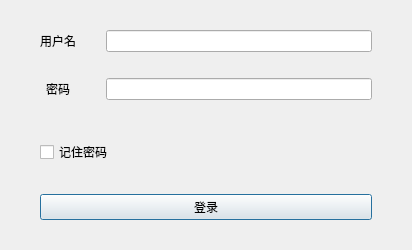
First picture: the form in layouts/layoutLogin.ui, repository zhimengsub/TorrentUploader, before the edit.
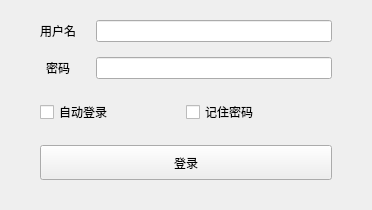
Second picture: the form after the edit.

Commit message: 自动登录 Gui Beta-1

What changed in the file:
```diff
--- a/layouts/layoutLogin.ui
+++ b/layouts/layoutLogin.ui
@@ -6,8 +6,8 @@
    <rect>
     <x>0</x>
     <y>0</y>
-    <width>412</width>
-    <height>250</height>
+    <width>372</width>
+    <height>210</height>
    </rect>
   </property>
   <property name="windowTitle">
@@ -15,7 +15,7 @@
   </property>
   <layout class="QVBoxLayout" name="verticalLayout">
    <property name="spacing">
-    <number>30</number>
+    <number>20</number>
    </property>
    <property name="leftMargin">
     <number>40</number>
@@ -38,7 +38,7 @@
       <set>Qt::AlignLeading|Qt::AlignLeft|Qt::AlignVCenter</set>
      </property>
      <property name="verticalSpacing">
-      <number>26</number>
+      <number>15</number>
      </property>
      <item row="0" column="0">
       <widget class="QLabel" name="labUsername">
@@ -74,17 +74,52 @@
     </layout>
    </item>
    <item>
-    <widget class="QCheckBox" name="chkRem">
-     <property name="text">
-      <string>记住密码</string>
+    <layout class="QHBoxLayout" name="horizontalLayout">
+     <property name="spacing">
+      <number>0</number>
      </property>
-    </widget>
+     <item>
+      <widget class="QCheckBox" name="chkAutoLog">
+       <property name="sizePolicy">
+        <sizepolicy hsizetype="Minimum" vsizetype="Preferred">
+         <horstretch>0</horstretch>
+         <verstretch>0</verstretch>
+        </sizepolicy>
+       </property>
+       <property name="text">
+        <string>自动登录</string>
+       </property>
+      </widget>
+     </item>
+     <item>
+      <widget class="QCheckBox" name="chkRem">
+       <property name="sizePolicy">
+        <sizepolicy hsizetype="Minimum" vsizetype="Preferred">
+         <horstretch>0</horstretch>
+         <verstretch>0</verstretch>
+        </sizepolicy>
+       </property>
+       <property name="text">
+        <string>记住密码</string>
+       </property>
+      </widget>
+     </item>
+    </layout>
    </item>
    <item>
     <widget class="QPushButton" name="btnSubmit">
+     <property name="minimumSize">
+      <size>
+       <width>0</width>
+       <height>35</height>
+      </size>
+     </property>
      <property name="text">
       <string>登录</string>
      </property>
+     <property name="autoDefault">
+      <bool>false</bool>
+     </property>
     </widget>
    </item>
   </layout>
```
The commit also changes 6 other files.
